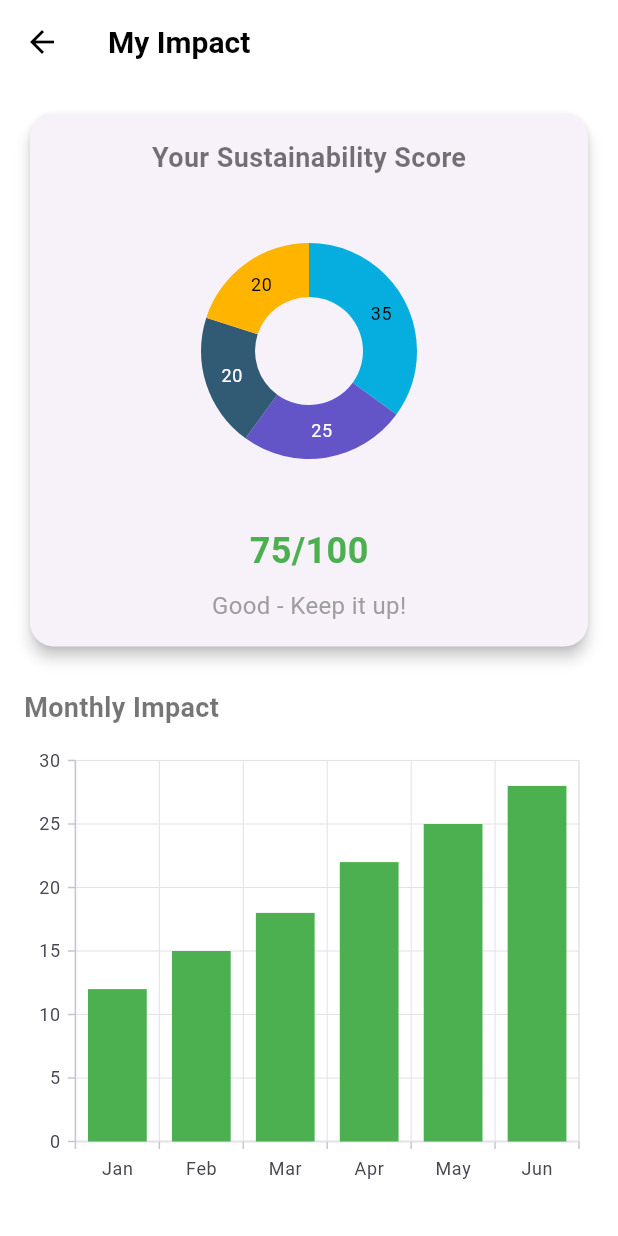
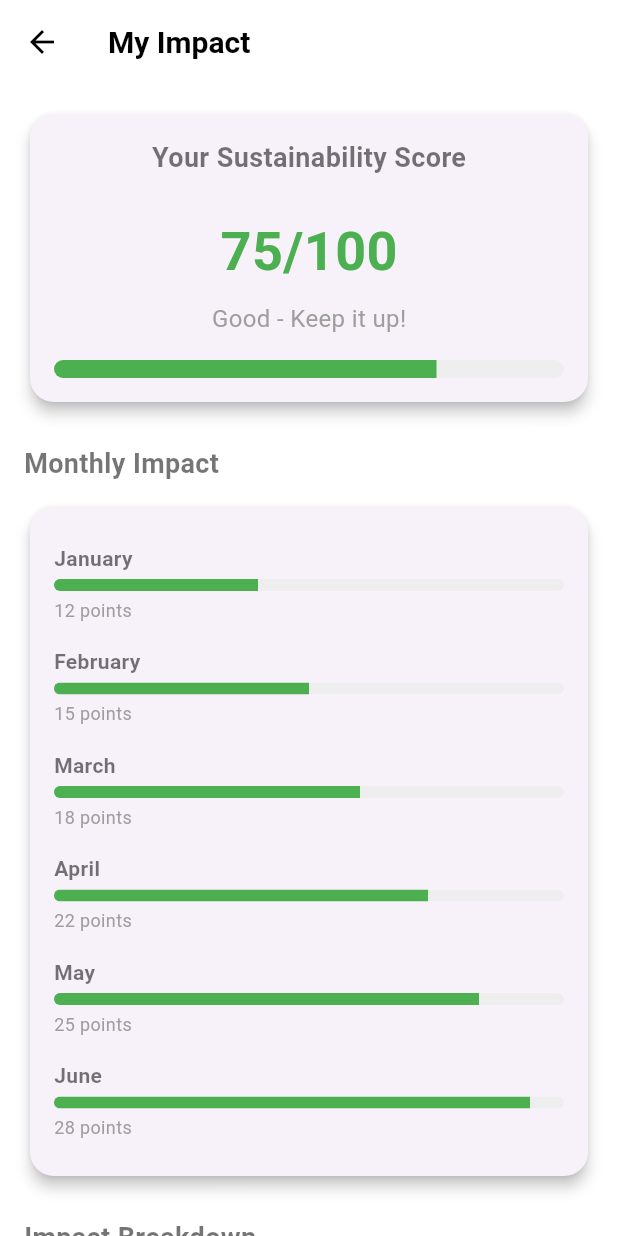
Before and after one commit to YanwithA/eco_track1, a Flutter app: the ImpactScreen screen opened directly, on a phone screen of 412 x 824 dp. Run offline on Flutter 3.47's test engine with Material 3 defaults, Android fonts, the phone set to English and light mode, and no system bars; our stand-ins replace firebase_auth, firebase_core, firebase_database, smooth_page_indicator; missing offline and left inert: mobile_scanner; accounts and stored records are empty.

```diff
--- a/lib/screens/home_screen.dart
+++ b/lib/screens/home_screen.dart
@@ -3,6 +3,8 @@ import 'package:eco_track1/screens/scan_screen.dart';
 import 'package:eco_track1/screens/impact_screen.dart';
 import 'package:eco_track1/screens/discover_screen.dart';
 import 'package:eco_track1/screens/profile_screen.dart';
+import 'package:eco_track1/service/database_service.dart';
+
 
 class HomeScreen extends StatefulWidget {
   const HomeScreen({super.key});
--- a/lib/screens/impact_screen.dart
+++ b/lib/screens/impact_screen.dart
@@ -1,5 +1,5 @@
 import 'package:flutter/material.dart';
-import 'package:syncfusion_flutter_charts/charts.dart';
+import 'package:eco_track1/screens/scan_screen.dart'; // Make sure to import your ScanScreen
 
 class ImpactScreen extends StatelessWidget {
   const ImpactScreen({super.key});
@@ -9,12 +9,23 @@ class ImpactScreen extends StatelessWidget {
     return Scaffold(
       appBar: AppBar(
         title: const Text('My Impact'),
+        leading: IconButton(
+          icon: const Icon(Icons.arrow_back),
+          onPressed: () {
+            // Navigate back to ScanScreen
+            Navigator.pushReplacement(
+              context,
+              MaterialPageRoute(builder: (context) => const ScanScreen()),
+            );
+          },
+        ),
       ),
       body: SingleChildScrollView(
         padding: const EdgeInsets.all(16),
         child: Column(
           crossAxisAlignment: CrossAxisAlignment.stretch,
           children: [
+            // Sustainability Score Card
             Card(
               elevation: 4,
               shape: RoundedRectangleBorder(
@@ -31,30 +42,11 @@ class ImpactScreen extends StatelessWidget {
                         fontWeight: FontWeight.bold,
                       ),
                     ),
-                    const SizedBox(height: 16),
-                    SizedBox(
-                      height: 200,
-                      child: SfCircularChart(
-                        series: <CircularSeries<ChartData, String>>[
-                          DoughnutSeries<ChartData, String>(
-                            dataSource: [
-                              ChartData('Food', 35),
-                              ChartData('Personal Care', 25),
-                              ChartData('Household', 20),
-                              ChartData('Other', 20),
-                            ],
-                            xValueMapper: (ChartData data, _) => data.category,
-                            yValueMapper: (ChartData data, _) => data.value,
-                            dataLabelSettings: const DataLabelSettings(isVisible: true),
-                          ),
-                        ],
-                      ),
-                    ),
-                    const SizedBox(height: 16),
+                    const SizedBox(height: 24),
                     const Text(
                       '75/100',
                       style: TextStyle(
-                        fontSize: 24,
+                        fontSize: 36,
                         fontWeight: FontWeight.bold,
                         color: Colors.green,
                       ),
@@ -67,11 +59,24 @@ class ImpactScreen extends StatelessWidget {
                         color: Colors.grey,
                       ),
                     ),
+                    const SizedBox(height: 16),
+                    // Simple progress indicator
+                    ClipRRect(
+                      borderRadius: BorderRadius.circular(6),
+                      child: LinearProgressIndicator(
+                        value: 0.75,
+                        backgroundColor: Colors.grey[200],
+                        color: Colors.green,
+                        minHeight: 12,
+                      ),
+                    ),
                   ],
                 ),
               ),
             ),
             const SizedBox(height: 24),
+
+            // Monthly Impact Section
             const Text(
               'Monthly Impact',
               style: TextStyle(
@@ -80,28 +85,29 @@ class ImpactScreen extends StatelessWidget {
               ),
             ),
             const SizedBox(height: 12),
-            SizedBox(
-              height: 300,
-              child: SfCartesianChart(
-                primaryXAxis: CategoryAxis(),
-                series: <CartesianSeries<ChartData, String>>[
-                  ColumnSeries<ChartData, String>(
-                    dataSource: [
-                      ChartData('Jan', 12),
-                      ChartData('Feb', 15),
-                      ChartData('Mar', 18),
-                      ChartData('Apr', 22),
-                      ChartData('May', 25),
-                      ChartData('Jun', 28),
-                    ],
-                    xValueMapper: (ChartData data, _) => data.category,
-                    yValueMapper: (ChartData data, _) => data.value,
-                    color: Colors.green,
-                  ),
-                ],
+            // Monthly progress list
+            Card(
+              elevation: 4,
+              shape: RoundedRectangleBorder(
+                borderRadius: BorderRadius.circular(16),
+              ),
+              child: Padding(
+                padding: const EdgeInsets.all(16),
+                child: Column(
+                  children: [
+                    _buildMonthProgress('January', 12),
+                    _buildMonthProgress('February', 15),
+                    _buildMonthProgress('March', 18),
+                    _buildMonthProgress('April', 22),
+                    _buildMonthProgress('May', 25),
+                    _buildMonthProgress('June', 28),
+                  ],
+                ),
               ),
             ),
             const SizedBox(height: 24),
+
+            // Impact Breakdown
             const Text(
               'Impact Breakdown',
               style: TextStyle(
@@ -136,6 +142,36 @@ class ImpactScreen extends StatelessWidget {
     );
   }
 
+  Widget _buildMonthProgress(String month, int score) {
+    return Padding(
+      padding: const EdgeInsets.symmetric(vertical: 8),
+      child: Column(
+        crossAxisAlignment: CrossAxisAlignment.start,
+        children: [
+          Text(
+            month,
+            style: const TextStyle(fontWeight: FontWeight.bold),
+          ),
+          const SizedBox(height: 4),
+          ClipRRect(
+            borderRadius: BorderRadius.circular(4),
+            child: LinearProgressIndicator(
+              value: score / 30, // Scale to max 30 points
+              backgroundColor: Colors.grey[200],
+              color: Colors.green,
+              minHeight: 8,
+            ),
+          ),
+          const SizedBox(height: 4),
+          Text(
+            '$score points',
+            style: const TextStyle(color: Colors.grey, fontSize: 12),
+          ),
+        ],
+      ),
+    );
+  }
+
   Widget _buildImpactItem(String title, String value, IconData icon) {
     return Padding(
       padding: const EdgeInsets.symmetric(vertical: 8),
@@ -146,9 +182,7 @@ class ImpactScreen extends StatelessWidget {
           Expanded(
             child: Text(
               title,
-              style: const TextStyle(
-                fontSize: 16,
-              ),
+              style: const TextStyle(fontSize: 16),
             ),
           ),
           Text(
@@ -163,10 +197,3 @@ class ImpactScreen extends StatelessWidget {
     );
   }
 }
-
-class ChartData {
-  final String category;
-  final int value;
-
-  ChartData(this.category, this.value);
-}
```
Also changed, not shown: lib/main.dart (+5 -2 lines), lib/screens/about_screen.dart (added, +114 -0 lines), lib/screens/auth/register_screen.dart (+51 -21 lines), lib/screens/barcode_scanner_screen.dart (added, +22 -0 lines), lib/screens/profile_screen.dart (+63 -23 lines), lib/screens/scan_screen.dart (+101 -22 lines), lib/screens/settings_screen.dart (+0 -20 lines), lib/service/auth_service.dart (added, +23 -0 lines), lib/service/database_service.dart (added, +34 -0 lines), pubspec.yaml (+6 -2 lines), pubspec.lock, 4 other files.
